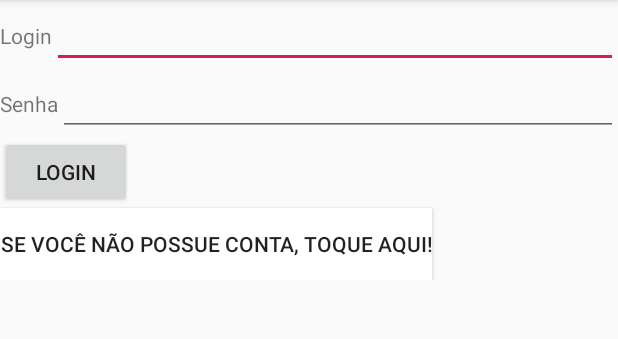
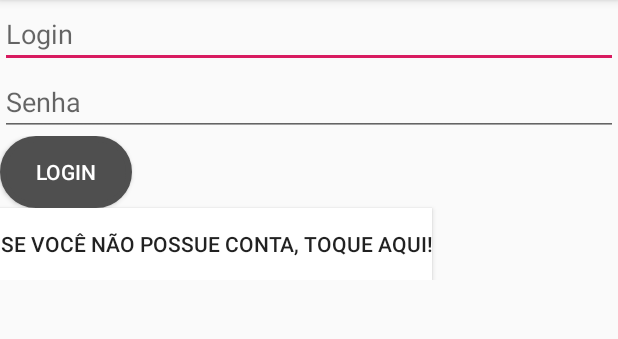
Before and after one commit to rodrigocosta07/AppTopServices, an Android app: the screen it shows after launch (LoginActivity), on a phone screen of 412 x 824 dp, the part 84-423 px from its top. Run offline under Robolectric (Android 15) with nearby library versions, the phone set to English and light mode, and no system bars; our stand-ins replace Firebase (no records; nobody signed in at launch, a user with empty details on screens opened directly).

Commit message:
Edição do botão tela login

```diff
--- /dev/null
+++ b/app/src/main/res/drawable/circular_border.xml
@@ -0,0 +1,21 @@
+<?xml version="1.0" encoding="utf-8"?>
+<shape xmlns:android="http://schemas.android.com/apk/res/android"
+    android:shape="rectangle">
+
+    <stroke
+        android:width="4dp"
+        android:color="#4F4F4F"/>
+
+    <solid
+        android:color="#4F4F4F" />
+
+    <corners android:radius="360dp" />
+
+    <padding
+        android:left="20dp"
+        android:top="10dp"
+        android:right="20dp"
+        android:bottom="10dp">
+    </padding>
+
+</shape>
--- a/app/src/main/res/layout/activity_login.xml
+++ b/app/src/main/res/layout/activity_login.xml
@@ -13,12 +13,9 @@
         android:layout_height="wrap_content"
         android:orientation="horizontal">
 
-        <TextView
-            android:layout_width="wrap_content"
-            android:layout_height="wrap_content"
-            android:text="Login"/>
 
         <EditText
+            android:hint="Login"
             android:id="@+id/EdtLogin"
             android:layout_width="match_parent"
             android:layout_height="wrap_content" />
@@ -31,12 +28,9 @@
         android:layout_height="wrap_content"
         android:orientation="horizontal">
 
-        <TextView
-            android:layout_width="wrap_content"
-            android:layout_height="wrap_content"
-            android:text="Senha"/>
 
         <EditText
+            android:hint="Senha"
             android:id="@+id/EdtSenha"
             android:layout_width="match_parent"
             android:layout_height="wrap_content"
@@ -52,7 +46,10 @@
             android:id="@+id/BtnLogin"
             android:layout_width="wrap_content"
             android:layout_height="wrap_content"
-            android:text="Login"/>
+            android:text="Login"
+            android:textColor="#ffffff"
+            android:background="@drawable/circular_border"
+            />
 
         <Button
             android:id="@+id/BtnCadastrar"
```
Also changed, not shown: app/src/main/res/layout/activity_registrar.xml (+61 -45 lines).
